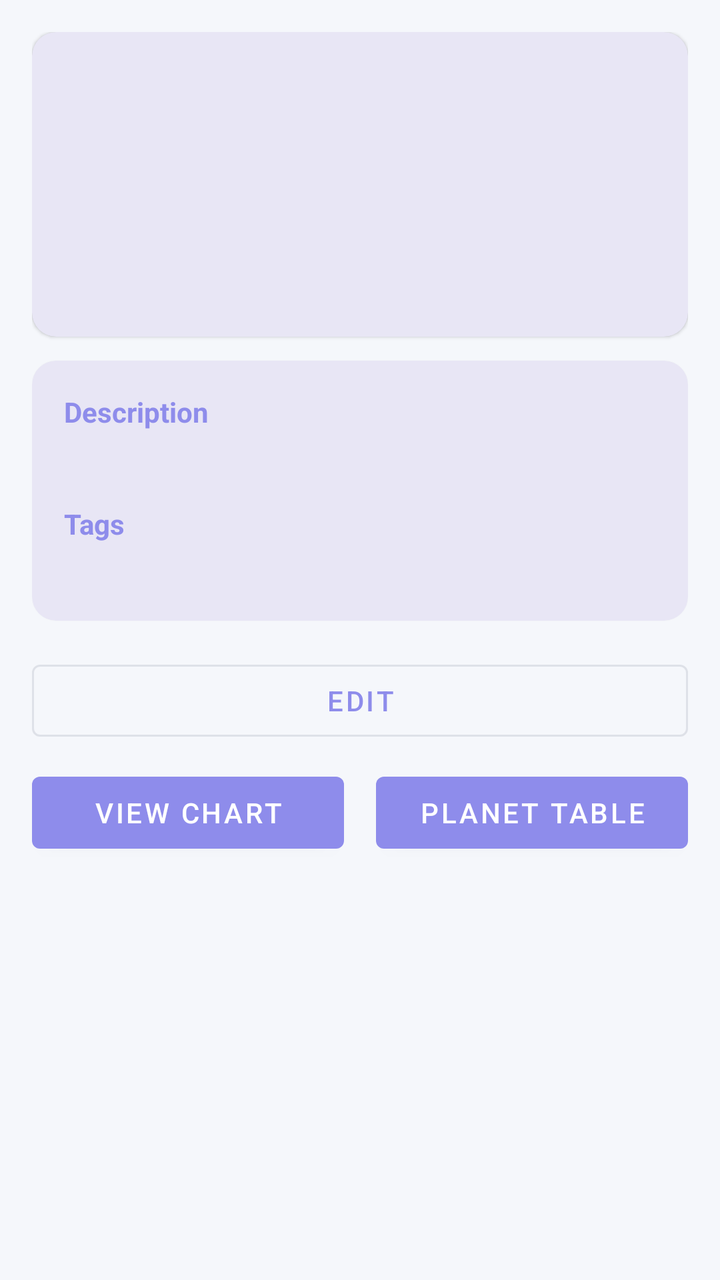
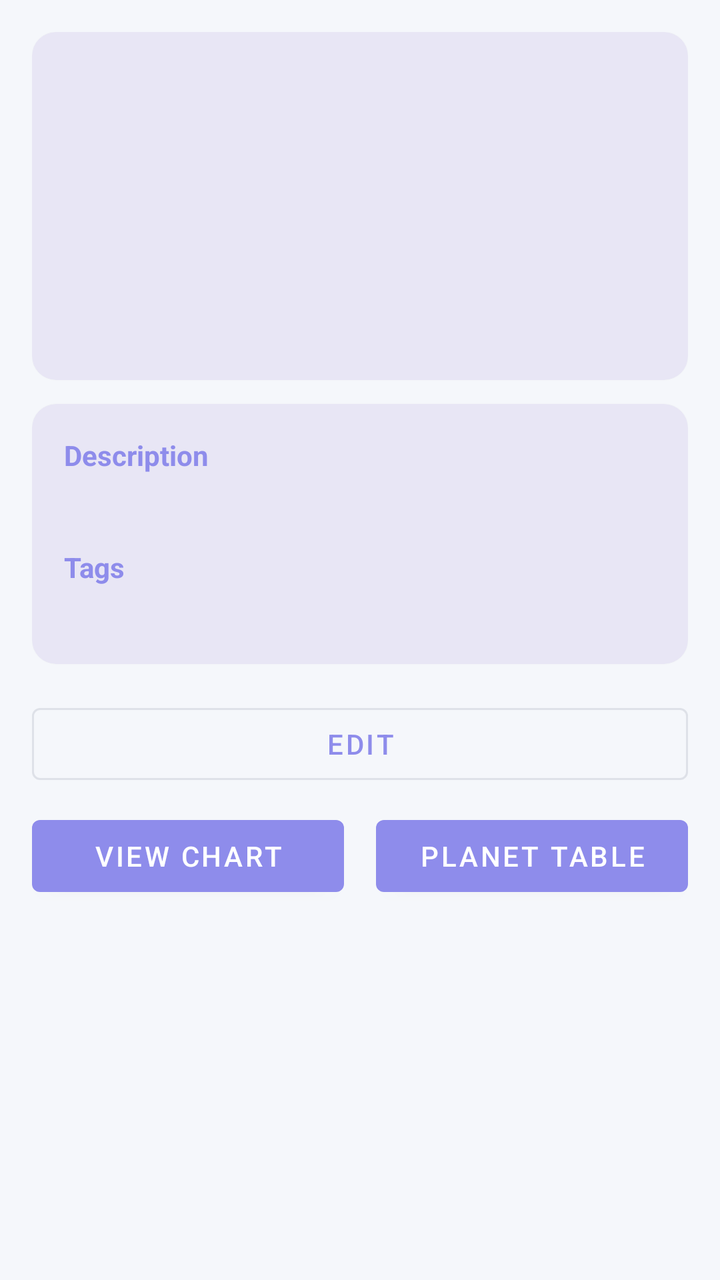

An Android layout rendered at two revisions. The XML below is the earlier revision; the diff shows what the commit changed to produce the second picture.
<!-- AndroidManifest.xml: application theme Theme.AstroDiary -->
<!-- res/layout/fragment_event_detail.xml -->
<?xml version="1.0" encoding="utf-8"?>
<ScrollView
    xmlns:android="http://schemas.android.com/apk/res/android"
    android:layout_width="match_parent"
    android:layout_height="match_parent"
    android:background="@color/background_dark">

    <LinearLayout
        android:layout_width="match_parent"
        android:layout_height="wrap_content"
        android:orientation="vertical"
        android:padding="16dp">

        <com.google.android.material.card.MaterialCardView
            xmlns:app="http://schemas.android.com/apk/res-auto"
            android:layout_width="match_parent"
            android:layout_height="wrap_content"
            app:cardBackgroundColor="@color/surface_dark"
            app:cardCornerRadius="12dp">

            <LinearLayout
                android:layout_width="match_parent"
                android:layout_height="wrap_content"
                android:orientation="vertical"
                android:padding="16dp">

                <TextView
                    android:id="@+id/textName"
                    android:layout_width="wrap_content"
                    android:layout_height="wrap_content"
                    android:textColor="@color/text_primary"
                    android:textSize="20sp"
                    android:textStyle="bold" />

                <TextView
                    android:id="@+id/textDateTime"
                    android:layout_width="wrap_content"
                    android:layout_height="wrap_content"
                    android:layout_marginTop="8dp"
                    android:textColor="@color/text_secondary"
                    android:textSize="14sp" />

                <TextView
                    android:id="@+id/textLocation"
                    android:layout_width="wrap_content"
                    android:layout_height="wrap_content"
                    android:layout_marginTop="4dp"
                    android:textColor="@color/text_secondary"
                    android:textSize="14sp" />

                <TextView
                    android:id="@+id/textTimezone"
                    android:layout_width="wrap_content"
                    android:layout_height="wrap_content"
                    android:layout_marginTop="4dp"
                    android:textColor="@color/text_secondary"
                    android:textSize="13sp" />

                <TextView
                    android:id="@+id/textGlobal"
                    android:layout_width="wrap_content"
                    android:layout_height="wrap_content"
                    android:layout_marginTop="4dp"
                    android:textColor="@color/accent_purple"
                    android:textSize="13sp" />

            </LinearLayout>

        </com.google.android.material.card.MaterialCardView>

        <com.google.android.material.card.MaterialCardView
            xmlns:app="http://schemas.android.com/apk/res-auto"
            android:layout_width="match_parent"
            android:layout_height="wrap_content"
            android:layout_marginTop="12dp"
            app:cardBackgroundColor="@color/surface_dark"
            app:cardCornerRadius="12dp">

            <LinearLayout
                android:layout_width="match_parent"
                android:layout_height="wrap_content"
                android:orientation="vertical"
                android:padding="16dp">

                <TextView
                    android:layout_width="wrap_content"
                    android:layout_height="wrap_content"
                    android:text="@string/description"
                    android:textColor="@color/gold"
                    android:textStyle="bold" />

                <TextView
                    android:id="@+id/textDescription"
                    android:layout_width="wrap_content"
                    android:layout_height="wrap_content"
                    android:layout_marginTop="6dp"
                    android:textColor="@color/text_primary" />

                <TextView
                    android:layout_width="wrap_content"
                    android:layout_height="wrap_content"
                    android:layout_marginTop="12dp"
                    android:text="@string/tags"
                    android:textColor="@color/gold"
                    android:textStyle="bold" />

                <TextView
                    android:id="@+id/textTags"
                    android:layout_width="wrap_content"
                    android:layout_height="wrap_content"
                    android:layout_marginTop="4dp"
                    android:textColor="@color/accent_purple" />

            </LinearLayout>

        </com.google.android.material.card.MaterialCardView>

        <Button
            android:id="@+id/buttonEdit"
            style="@style/Widget.MaterialComponents.Button.OutlinedButton"
            android:layout_width="match_parent"
            android:layout_height="wrap_content"
            android:layout_marginTop="16dp"
            android:text="@string/edit_birth_data" />

        <LinearLayout
            android:layout_width="match_parent"
            android:layout_height="wrap_content"
            android:layout_marginTop="8dp"
            android:orientation="horizontal">

            <Button
                android:id="@+id/buttonViewChart"
                style="@style/Widget.MaterialComponents.Button"
                android:layout_width="0dp"
                android:layout_height="wrap_content"
                android:layout_marginEnd="8dp"
                android:layout_weight="1"
                android:text="@string/view_chart" />

            <Button
                android:id="@+id/buttonViewTable"
                style="@style/Widget.MaterialComponents.Button"
                android:layout_width="0dp"
                android:layout_height="wrap_content"
                android:layout_marginStart="8dp"
                android:layout_weight="1"
                android:text="@string/view_table" />

        </LinearLayout>

    </LinearLayout>

</ScrollView>
<!-- resources referenced by this layout -->
<resources>
  <color name="accent_purple">#C98DA0</color>
  <color name="background_dark">#F5F7FB</color>
  <color name="gold">#8E8CEB</color>
  <color name="surface_dark">#E8E6F5</color>
  <color name="text_primary">#3A4258</color>
  <color name="text_secondary">#6D7691</color>
  <string name="description">Description</string>
  <string name="edit_birth_data">Edit</string>
  <string name="tags">Tags</string>
  <string name="view_chart">View Chart</string>
  <string name="view_table">Planet Table</string>
  <style name="Theme.AstroDiary" parent="Theme.MaterialComponents.Light.NoActionBar">
          <item name="colorPrimary">@color/md_theme_dark_primary</item>
          <item name="colorPrimaryVariant">@color/md_theme_dark_primaryContainer</item>
          <item name="colorOnPrimary">@color/md_theme_dark_onPrimary</item>
          <item name="colorSecondary">@color/md_theme_dark_secondary</item>
          <item name="colorSecondaryVariant">@color/md_theme_dark_secondaryContainer</item>
          <item name="colorOnSecondary">@color/md_theme_dark_onSecondary</item>
          <item name="colorError">@color/md_theme_dark_error</item>
          <item name="colorOnError">@color/md_theme_dark_onError</item>
          <item name="android:colorBackground">@color/md_theme_dark_background</item>
          <item name="colorOnBackground">@color/md_theme_dark_onBackground</item>
          <item name="colorSurface">@color/md_theme_dark_surface</item>
          <item name="colorOnSurface">@color/md_theme_dark_onSurface</item>
          <item name="android:statusBarColor">@color/md_theme_dark_primary</item>
          <item name="android:navigationBarColor">@color/md_theme_dark_background</item>
          <item name="android:windowBackground">@color/md_theme_dark_background</item>
      </style>
  <color name="md_theme_dark_primary">#8E8CEB</color>
  <color name="md_theme_dark_primaryContainer">#E8E6F5</color>
  <color name="md_theme_dark_onPrimary">#FFFFFF</color>
  <color name="md_theme_dark_secondary">#A8C7B5</color>
  <color name="md_theme_dark_secondaryContainer">#DDEBFA</color>
  <color name="md_theme_dark_onSecondary">#FFFFFF</color>
  <color name="md_theme_dark_error">#B3261E</color>
  <color name="md_theme_dark_onError">#FFFFFF</color>
  <color name="md_theme_dark_background">#F5F7FB</color>
  <color name="md_theme_dark_onBackground">#3A4258</color>
  <color name="md_theme_dark_surface">#E8E6F5</color>
  <color name="md_theme_dark_onSurface">#3A4258</color>
</resources>

<!-- the commit's change to res/layout/fragment_event_detail.xml (unified diff, before → after) -->
@@ -62,6 +62,14 @@
                     android:layout_height="wrap_content"
                     android:layout_marginTop="4dp"
                     android:textColor="@color/accent_purple"
+                    android:textSize="13sp" />
+
+                <TextView
+                    android:id="@+id/textPerson"
+                    android:layout_width="wrap_content"
+                    android:layout_height="wrap_content"
+                    android:layout_marginTop="4dp"
+                    android:textColor="@color/gold"
                     android:textSize="13sp" />
 
             </LinearLayout>
<!-- resource entries referenced after the edit -->
@@ -24,9 +24,12 @@
           <item name="colorOnBackground">@color/md_theme_dark_onBackground</item>
           <item name="colorSurface">@color/md_theme_dark_surface</item>
           <item name="colorOnSurface">@color/md_theme_dark_onSurface</item>
-          <item name="android:statusBarColor">@color/md_theme_dark_primary</item>
-          <item name="android:navigationBarColor">@color/md_theme_dark_background</item>
+          
+          <item name="android:statusBarColor">@color/surface_dark</item>
+          <item name="android:navigationBarColor">@color/surface_dark</item>
           <item name="android:windowBackground">@color/md_theme_dark_background</item>
+          
+          <item name="android:windowLightStatusBar">true</item>
       </style>
   <color name="md_theme_dark_primary">#8E8CEB</color>
   <color name="md_theme_dark_primaryContainer">#E8E6F5</color>
